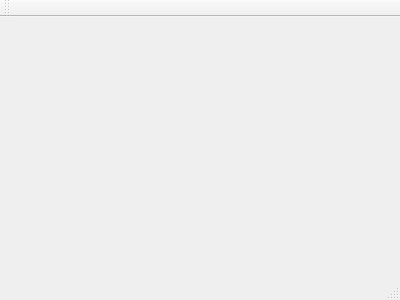
Yt-trium/HgPOS_OLD, file mainwindow.ui: the form before one commit.
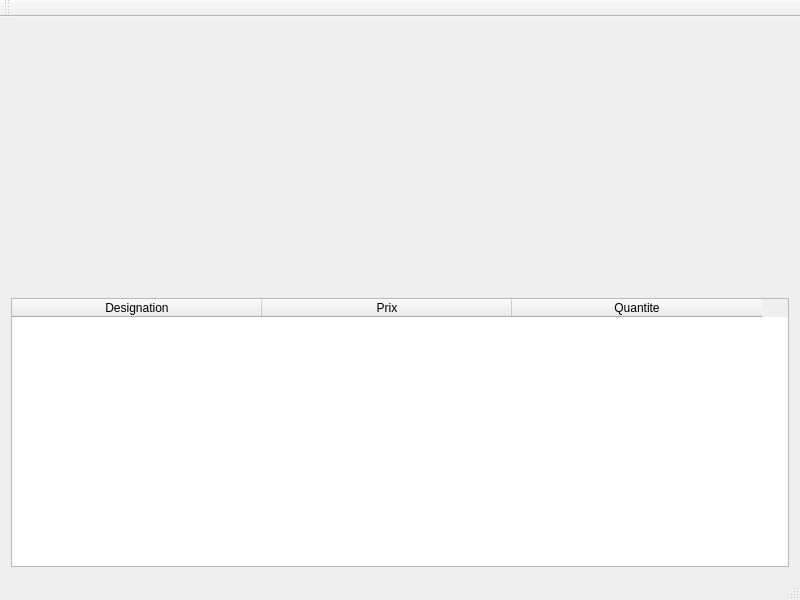
The form after the commit.

```diff
--- a/mainwindow.ui
+++ b/mainwindow.ui
@@ -1,24 +1,80 @@
 <ui version="4.0">
  <class>MainWindow</class>
- <widget class="QMainWindow" name="MainWindow" >
-  <property name="geometry" >
+ <widget class="QMainWindow" name="MainWindow">
+  <property name="geometry">
    <rect>
     <x>0</x>
     <y>0</y>
-    <width>400</width>
-    <height>300</height>
+    <width>800</width>
+    <height>600</height>
    </rect>
   </property>
   <property name="windowTitle" >
    <string>MainWindow</string>
   </property>
-  <widget class="QMenuBar" name="menuBar" />
-  <widget class="QToolBar" name="mainToolBar" />
-  <widget class="QWidget" name="centralWidget" />
-  <widget class="QStatusBar" name="statusBar" />
+  <widget class="QWidget" name="centralWidget">
+   <layout class="QGridLayout" name="gridLayout">
+    <item row="2" column="0">
+     <widget class="QTableWidget" name="tableWidgetVente">
+      <attribute name="horizontalHeaderDefaultSectionSize">
+       <number>250</number>
+      </attribute>
+      <column>
+       <property name="text">
+        <string>Designation</string>
+       </property>
+      </column>
+      <column>
+       <property name="text">
+        <string>Prix</string>
+       </property>
+      </column>
+      <column>
+       <property name="text">
+        <string>Quantite</string>
+       </property>
+      </column>
+     </widget>
+    </item>
+    <item row="1" column="0">
+     <spacer name="verticalSpacer">
+      <property name="orientation">
+       <enum>Qt::Vertical</enum>
+      </property>
+      <property name="sizeHint" stdset="0">
+       <size>
+        <width>20</width>
+        <height>40</height>
+       </size>
+      </property>
+     </spacer>
+    </item>
+    <item row="0" column="0">
+     <layout class="QGridLayout" name="gridBtnVente"/>
+    </item>
+   </layout>
+  </widget>
+  <widget class="QMenuBar" name="menuBar">
+   <property name="geometry">
+    <rect>
+     <x>0</x>
+     <y>0</y>
+     <width>800</width>
+     <height>21</height>
+    </rect>
+   </property>
+  </widget>
+  <widget class="QToolBar" name="mainToolBar">
+   <attribute name="toolBarArea">
+    <enum>TopToolBarArea</enum>
+   </attribute>
+   <attribute name="toolBarBreak">
+    <bool>false</bool>
+   </attribute>
+  </widget>
+  <widget class="QStatusBar" name="statusBar"/>
  </widget>
- <layoutDefault spacing="6" margin="11" />
- <pixmapfunction></pixmapfunction>
+ <layoutdefault spacing="6" margin="11"/>
  <resources/>
  <connections/>
 </ui>
```
Left out of the diff: 3 changed lines with no effect on the pictures.
